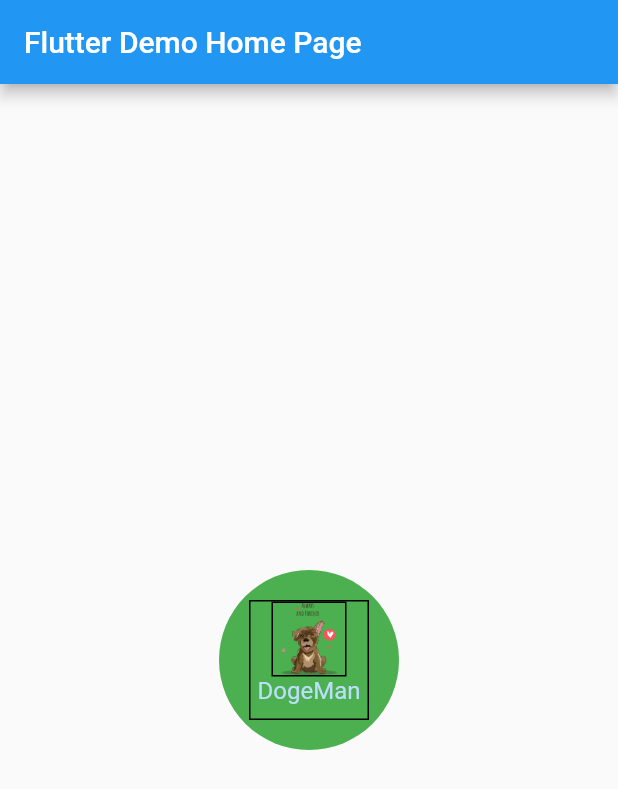
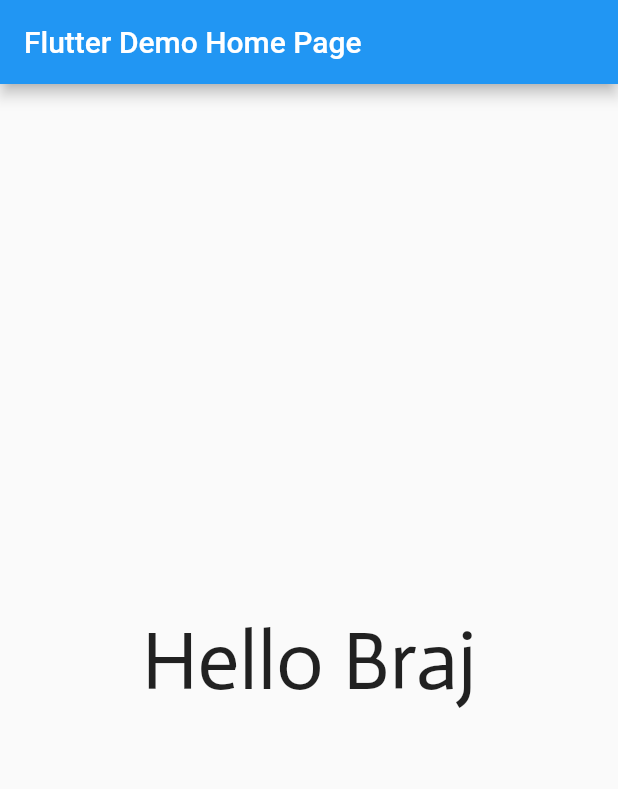
Before and after one commit to Braj111/PractiseCodes-Flutter, a Flutter app: the screen it shows after launch, on a phone screen of 412 x 824 dp. Shown: the top 789 px of the screen. Run offline on Flutter 3.47's test engine with Material 2 defaults, Android fonts, the phone set to English and light mode, and no system bars.

```diff
--- a/lib/main.dart
+++ b/lib/main.dart
@@ -78,27 +78,11 @@ class _MyHomePageState extends State<MyHomePage> {
         // the App.build method, and use it to set our appbar title.
         title: Text(widget.title),
       ),
-      body: Center(
-          child: CircleAvatar(
-            backgroundColor: Colors.green,
-            maxRadius: 60,
-            child: Container(
-              decoration: BoxDecoration(border: Border.all()),
-              width: 80,
-              height: 80,
-              child: Column(
-                children: [
-                  Container(
-                    decoration: BoxDecoration(border: Border.all()),
-                    width: 50,
-                      height: 50,
-                      child: Image.asset('assets/images/dog.png')),
-                  const Text('DogeMan')
-                ],
-              ),
-            ),
-          ),
+      body:Center(
+        child: Text(
+          'Hello Braj', style: TextStyle(fontFamily: 'text1', fontWeight: FontWeight.w500, fontSize: 55),
         ),
+      )
       );
   }
 }
```
Also changed, not shown: pubspec.yaml (+4 -4 lines), assets/fonts/text1.ttf (added).
